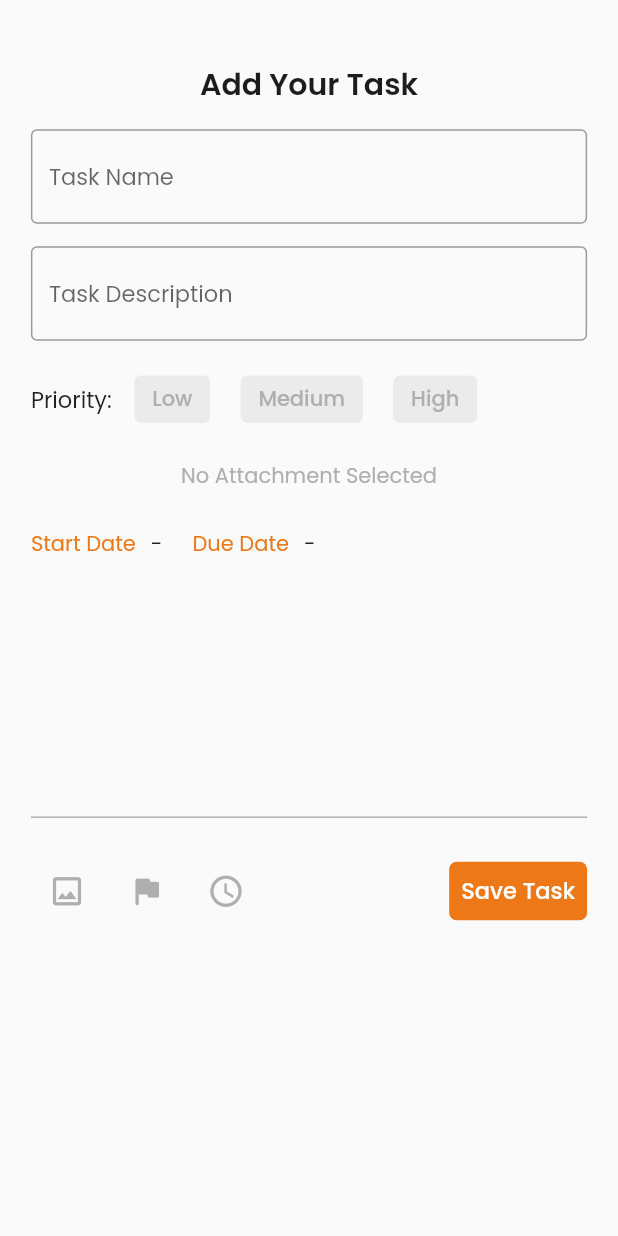
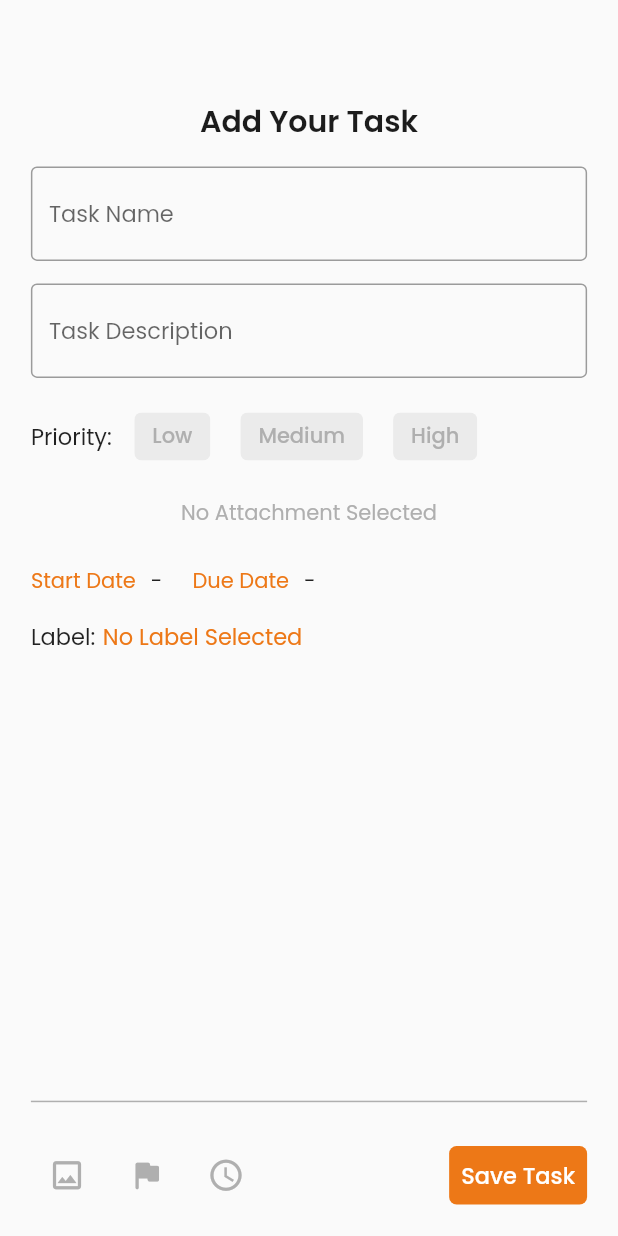
Before and after one commit to DinithKumudika/ToDoZen, a Flutter app: the AddTaskOverlay screen opened directly, on a phone screen of 412 x 824 dp. Run offline on Flutter 3.47's test engine with Material 2 defaults, Android fonts, the phone set to English and light mode, and no system bars; our stand-ins replace cloud_firestore, firebase_auth, firebase_core, flutter_spinkit, get, image_picker and 5 more; accounts and stored records are empty.

```diff
--- a/lib/src/features/tasks/screens/add_task_overlay.dart
+++ b/lib/src/features/tasks/screens/add_task_overlay.dart
@@ -98,7 +98,9 @@ class _AddTaskOverlayState extends State<AddTaskOverlay> {
       builder: (ctx) => LabelSheet(
         onLabelSelected: (selectedLabelName) {
           print(selectedLabelName);
-          selectedLabel = selectedLabelName;
+          setState(() {
+            selectedLabel = selectedLabelName;
+          });
         },
       ),
     );
@@ -110,21 +112,28 @@ class _AddTaskOverlayState extends State<AddTaskOverlay> {
     final taskDescription = taskDescriptionController.text;
     // Check for text values
     if (taskName.isEmpty || taskDescription.isEmpty) {
+      print('Task name and description are required.');
       const snackBar = SnackBar(
         content: Text('Task name and description are required.'),
       );
       ScaffoldMessenger.of(context).showSnackBar(snackBar);
     } else if (selectedPriority == -1) {
+      print('Priority is required.');
+
       const snackBar = SnackBar(
         content: Text('Please select a priority level.'),
       );
       ScaffoldMessenger.of(context).showSnackBar(snackBar);
     } else if (selectedLabel == null) {
+      print('Label is required.');
+
       const snackBar = SnackBar(
         content: Text('Please select a label.'),
       );
       ScaffoldMessenger.of(context).showSnackBar(snackBar);
     } else {
+      print('Save');
+
       // Save Task LOGIC
     }
   }
@@ -133,11 +142,12 @@ class _AddTaskOverlayState extends State<AddTaskOverlay> {
   Widget build(BuildContext context) {
     final height = MediaQuery.of(context).size.height;
     final width = MediaQuery.of(context).size.width;
-    return Padding(
+    return Scaffold(
+      resizeToAvoidBottomInset: false,
+      body: Padding(
         padding:
-            EdgeInsets.fromLTRB(width * 0.05, height * 0.05, width * 0.05, 0),
+            EdgeInsets.fromLTRB(width * 0.05, height * 0.08, width * 0.05, 0),
         child: SizedBox(
-          height: MediaQuery.of(context).size.height * 0.7,
           child: Column(
             crossAxisAlignment: CrossAxisAlignment.center,
             children: [
@@ -218,8 +228,8 @@ class _AddTaskOverlayState extends State<AddTaskOverlay> {
               SizedBox(height: height * 0.02),
               selectedImage != null
                   ? SizedBox(
-                      width: width * 0.3,
-                      height: height * 0.2,
+                      width: width * 0.4,
+                      height: height * 0.3,
                       child: ClipRRect(
                         borderRadius: BorderRadius.circular(
                             10.0), // Adjust the value as needed
@@ -270,6 +280,25 @@ class _AddTaskOverlayState extends State<AddTaskOverlay> {
                         ),
                       ),
                     ],
+                  ),
+                ],
+              ),
+              const SizedBox(height: 15),
+              Row(
+                children: [
+                  const Text(
+                    'Label:',
+                    style: TextStyle(
+                      fontSize: 15,
+                    ),
+                  ),
+                  const SizedBox(width: 5),
+                  Text(
+                    selectedLabel ?? 'No Label Selected',
+                    style: const TextStyle(
+                      fontSize: 15,
+                      color: COLOR_PRIMARY,
+                    ),
                   ),
                 ],
               ),
@@ -340,9 +369,12 @@ class _AddTaskOverlayState extends State<AddTaskOverlay> {
                         ))
                   ],
                 ),
-              )
+              ),
+              SizedBox(height: height * 0.02),
             ],
           ),
-        ));
+        ),
+      ),
+    );
   }
 }
--- a/lib/src/features/tasks/screens/widgets/task_list.dart
+++ b/lib/src/features/tasks/screens/widgets/task_list.dart
@@ -15,9 +15,7 @@ class TaskList extends StatelessWidget {
     String? uid = profileController.currentUid();
     taskListController.getTasksByUser(uid!);
     return ListView(
-      children: [
-
-      ],
+      children: [Text('Task screen ')],
     );
   }
 }
--- a/lib/src/screens/splash_screen.dart
+++ b/lib/src/screens/splash_screen.dart
@@ -25,6 +25,7 @@ class _SplashScreenState extends State<SplashScreen> {
     // bool? isViewed = prefs.getBool('isOnBoard');
 
     bool? isViewed = prefs.getBool('isOnBoard');
+    isViewed = true;
     print("The value of isViewed is: $isViewed");
 
     if (isViewed!) {
--- a/lib/src/utils/routes.dart
+++ b/lib/src/utils/routes.dart
@@ -2,6 +2,7 @@ import 'package:flutter/material.dart';
 import 'package:to_do_zen/src/features/authentication/screens/login/login_screen.dart';
 import 'package:to_do_zen/src/features/authentication/screens/register/register_screen.dart';
 import 'package:to_do_zen/src/features/core/screens/home/home_screen.dart';
+import 'package:to_do_zen/src/features/tasks/screens/add_task_overlay.dart';
 import 'package:to_do_zen/src/screens/on_boarding/on_boarding_screen.dart';
 import 'package:to_do_zen/src/screens/splash_screen.dart';
 import 'package:to_do_zen/src/screens/welcome_screen.dart';
@@ -16,4 +17,5 @@ final Map<String, WidgetBuilder> routes = {
   '/welcome': (context) => const WelcomeScreen(),
   '/login': (context) => LoginScreen(),
   '/register': (context) => const RegisterScreen(),
+  '/add_task': (context) => const AddTaskOverlay(),
 };
```
Also changed, not shown: lib/src/features/core/screens/home/home_screen.dart (+1 -12 lines), lib/src/features/tasks/screens/widgets/tabs_views/completed_tasks.dart (+21 -2 lines), lib/src/features/tasks/screens/widgets/tabs_views/upcoming_tasks.dart (+21 -2 lines), lib/src/features/tasks/screens/widgets/task_card.dart (added, +51 -0 lines).
